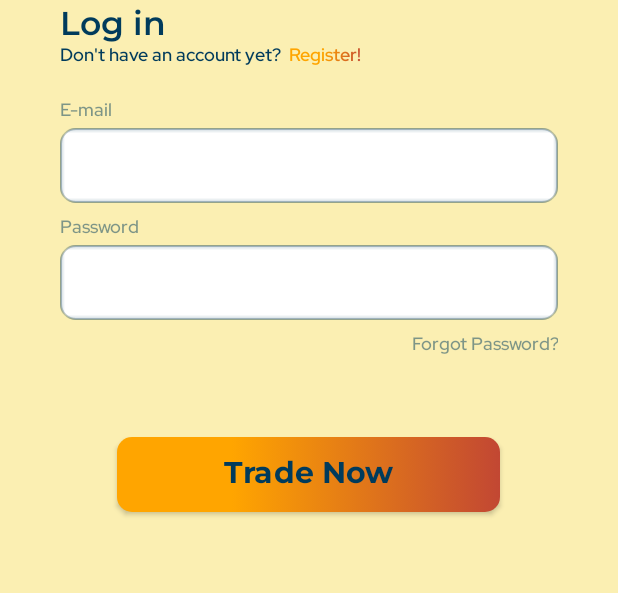
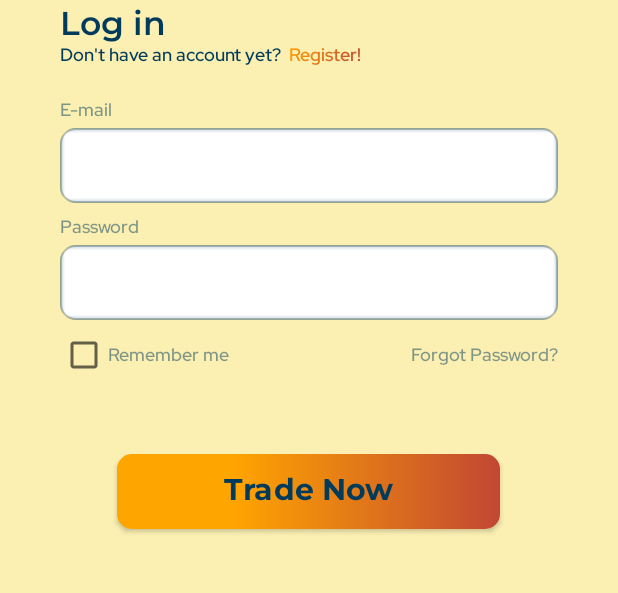
Before and after one commit to siv727/Huckster-Trial, an Android app: the screen it shows after launch (LoginActivity), after a tap on "Trade Now", on a phone screen of 412 x 824 dp, the part 315-908 px from its top. Run offline under Robolectric (Android 15) with nearby library versions, the phone set to English and light mode, and no system bars.

Commit message:
feat: Implement user authentication and data retrieval
- Added `UserData` (runtime database) in `User.kt` to store and manage user information.
- Implemented user registration in `RegisterActivity.kt`, storing user details in `UserData`.
- Integrated login authentication in `LoginActivity.kt`, validating user credentials against `UserData`.
- Updated `HomeActivity.kt` to display a personalized greeting by retrieving the user's name from `UserData`.
- Enhanced `SettingsActivity.kt` to display user details (name & email) fetched from `UserData`.

This improves authentication flow and user experience across the app.

```diff
--- a/app/src/main/java/com/android/huckster/LoginActivity.kt
+++ b/app/src/main/java/com/android/huckster/LoginActivity.kt
@@ -1,102 +1,108 @@
 package com.android.huckster
 
 import android.app.Activity
+import android.content.Context
 import android.content.Intent
+import android.content.SharedPreferences
 import android.graphics.Color
 import android.graphics.LinearGradient
 import android.graphics.Shader
 import android.os.Bundle
 import android.text.TextPaint
 import android.util.Log
-import android.widget.Button
-import android.widget.EditText
-import android.widget.LinearLayout
-import android.widget.TextView
-import android.widget.Toast
+import android.widget.*
 
 class LoginActivity : Activity() {
+    private lateinit var sharedPreferences: SharedPreferences
+
     override fun onCreate(savedInstanceState: Bundle?) {
         super.onCreate(savedInstanceState)
         setContentView(R.layout.activity_login)
 
-        val edittext_email = findViewById<EditText>(R.id.edittext_email)
-        val edittext_password = findViewById<EditText>(R.id.edittext_password)
+        val edittextEmail = findViewById<EditText>(R.id.edittext_email)
+        val edittextPassword = findViewById<EditText>(R.id.edittext_password)
+        val checkBoxRememberMe = findViewById<CheckBox>(R.id.checkbox_remember_me)
+        val buttonLogin = findViewById<Button>(R.id.button_login)
         val textViewRegister: TextView = findViewById(R.id.textview_register)
 
+        sharedPreferences = getSharedPreferences("LoginPrefs", Context.MODE_PRIVATE)
 
+        // Load saved credentials
+        loadPreferences(edittextEmail, edittextPassword, checkBoxRememberMe)
 
+        // Apply gradient text color to Register link
         textViewRegister.text = " Register!"
-
-        // Apply gradient text color
         val paint: TextPaint = textViewRegister.paint
         val width: Float = paint.measureText(textViewRegister.text.toString())
-
         val textShader: Shader = LinearGradient(
             0f, 0f, width, textViewRegister.textSize,
-            intArrayOf(
-                Color.parseColor("#FFA500"),
-                Color.parseColor("#FFA500"),
-                Color.parseColor("#C24733"),
-
-                ),
+            intArrayOf(Color.parseColor("#FFA500"), Color.parseColor("#C24733")),
             null, Shader.TileMode.CLAMP
         )
         textViewRegister.paint.shader = textShader
 
-        var first_name = "";
-        var last_name = "";
-        intent?.let{
-            it.getStringExtra("email")?.let{ email ->
-                edittext_email.setText(email)
-            }
-
-            it.getStringExtra("password")?.let{ password ->
-                edittext_password.setText(password)
-            }
-
-            it.getStringExtra("fname")?.let{ fname ->
-                first_name = fname
-            }
-
-            it.getStringExtra("lname")?.let{ lname ->
-                last_name = lname
-            }
+        // Navigate to RegisterActivity
+        findViewById<LinearLayout>(R.id.layout_register).setOnClickListener {
+            startActivity(Intent(this, RegisterActivity::class.java))
         }
 
-        val text_register = findViewById<LinearLayout>(R.id.layout_register)
-        text_register.setOnClickListener {
-            Log.e("Register", "Moved to Register Page")
-            Toast.makeText(this, "Make an account!", Toast.LENGTH_LONG).show()
+        // Login button click listener
+        buttonLogin.setOnClickListener {
+            val email = edittextEmail.text.toString().trim()
+            val password = edittextPassword.text.toString().trim()
 
-            startActivity(
-                Intent(this, RegisterActivity::class.java)
-            )
-        }
-
-        val button_login = findViewById<Button>(R.id.button_login)
-        button_login.setOnClickListener {
-            Log.e("Log In", "Logging in!")
-
-            if(edittext_email.text.isNullOrEmpty() || edittext_password.text.isNullOrEmpty()) {
+            if (email.isEmpty() || password.isEmpty()) {
                 Toast.makeText(this, "Email and Password cannot be empty", Toast.LENGTH_LONG).show()
                 return@setOnClickListener
             }
-            // put another condition for both email (proper email format) and password (no slashes, dashes, underscores, punctuation marks)
-            // validate email and password accdg to set email and pass -sir mobdev
-            // can be from server data or static -sir mobdev
 
-            Log.e("Log In", "Successful Log in!")
-            Toast.makeText(this, "Welcome to Huckster!", Toast.LENGTH_LONG).show()
-            startActivity(
-                Intent(this, HomeActivity::class.java).apply{
-                    putExtra("email", edittext_email.text.toString())
-                    putExtra("password", edittext_password.text.toString())
-                    putExtra("fname", first_name)
-                    putExtra("lname", last_name)
+            // Authenticate user using UserData
+            if (UserData.authenticate(email, password)) {
+                Toast.makeText(this, "Welcome to Huckster!", Toast.LENGTH_LONG).show()
+
+                // Store login details locally if "Remember Me" is checked
+                if (checkBoxRememberMe.isChecked) {
+                    savePreferences(email, password)
+                } else {
+                    clearPreferences()
                 }
-            )
+
+                startActivity(Intent(this, HomeActivity::class.java))
+            } else {
+                Toast.makeText(this, "Invalid email or password!", Toast.LENGTH_LONG).show()
+            }
         }
+    }
+
+    private fun savePreferences(email: String, password: String) {
+        val user = UserData.loggedInUser // Get logged-in user
+        if (user != null) {
+            val editor = sharedPreferences.edit()
+            editor.putString("email", user.email)
+            editor.putString("firstName", user.firstName)
+            editor.putString("lastName", user.lastName)
+            editor.putString("password", password) // Store password if needed
+            editor.putBoolean("rememberMe", true)
+            editor.apply()
+        }
+    }
 
 
+    private fun loadPreferences(edittextEmail: EditText, edittextPassword: EditText, checkBoxRememberMe: CheckBox) {
+        val savedEmail = sharedPreferences.getString("email", "")
+        val savedPassword = sharedPreferences.getString("password", "")
+        val isRemembered = sharedPreferences.getBoolean("rememberMe", false)
+
+        if (isRemembered) {
+            edittextEmail.setText(savedEmail)
+            edittextPassword.setText(savedPassword)
+            checkBoxRememberMe.isChecked = true
+        }
+    }
+
+    private fun clearPreferences() {
+        val editor = sharedPreferences.edit()
+        editor.clear()
+        editor.apply()
     }
 }
--- a/app/src/main/res/layout/activity_login.xml
+++ b/app/src/main/res/layout/activity_login.xml
@@ -52,7 +52,6 @@
             android:text="@string/register"
             android:textColor="@color/trade_blue"
             android:textSize="12sp" />
-
     </LinearLayout>
 
     <TextView
@@ -95,8 +94,7 @@
         android:fontFamily="@font/rdh_semi_bold"
         android:text="@string/password"
         android:textColor="@color/trade_blue_50percent"
-        android:textSize="12sp"
-        />
+        android:textSize="12sp" />
 
     <EditText
         android:id="@+id/edittext_password"
@@ -114,17 +112,36 @@
         android:textColor="@color/trade_blue"
         android:hint="@string/space"/>
 
-    <TextView
+    <LinearLayout
         android:layout_width="match_parent"
         android:layout_height="wrap_content"
         android:layout_marginHorizontal="40dp"
         android:layout_marginTop="7dp"
-        android:layout_marginBottom="4dp"
-        android:fontFamily="@font/rdh_semi_bold"
-        android:text="@string/forgot_password"
-        android:textAlignment="textEnd"
-        android:textColor="@color/trade_blue_50percent"
-        android:textSize="12sp" />
+        android:orientation="horizontal">
+
+        <CheckBox
+            android:id="@+id/checkbox_remember_me"
+            android:layout_width="wrap_content"
+            android:layout_height="wrap_content"
+            android:fontFamily="@font/rdh_semi_bold"
+            android:text="@string/remember_me"
+            android:textColor="@color/trade_blue_50percent"
+            android:textSize="12sp"
+            />
+
+        <View
+            android:layout_width="0dp"
+            android:layout_height="12dp"
+            android:layout_weight="1" />
+
+        <TextView
+            android:layout_width="wrap_content"
+            android:layout_height="wrap_content"
+            android:fontFamily="@font/rdh_semi_bold"
+            android:text="@string/forgot_password"
+            android:textColor="@color/trade_blue_50percent"
+            android:textSize="12sp" />
+    </LinearLayout>
 
     <Button
         android:id="@+id/button_login"
--- a/app/src/main/res/values/colors.xml
+++ b/app/src/main/res/values/colors.xml
@@ -14,4 +14,5 @@
     <color name="powder_blue">#B6D0E2</color>
     <color name="welcome_yellow">#fbefb2</color>
     <color name="green">#00b464</color>
+    <color name="off_white">#fefefe</color>
 </resources>
--- a/app/src/main/res/values/strings.xml
+++ b/app/src/main/res/values/strings.xml
@@ -38,4 +38,8 @@
     <string name="developers">About The Developers</string>
     <string name="save">Save</string>
     <string name="space"> </string>
+    <string name="remember_me">Remember me</string>
+    <string name="logout">Logout</string>
+    <string name="logout_confirmation">Are you sure you want to log out?</string>
+    <string name="cancel">Cancel</string>
 </resources>
```
Also changed, not shown: app/src/main/java/com/android/huckster/HomeActivity.kt (+39 -6 lines), app/src/main/java/com/android/huckster/RegisterActivity.kt (+9 -0 lines), app/src/main/java/com/android/huckster/SettingsActivity.kt (+26 -36 lines), app/src/main/java/com/android/huckster/User.kt (added, +25 -0 lines), app/src/main/res/drawable/dialog_background.xml (added, +12 -0 lines), app/src/main/res/layout/dialog_layout.xml (added, +53 -0 lines).
